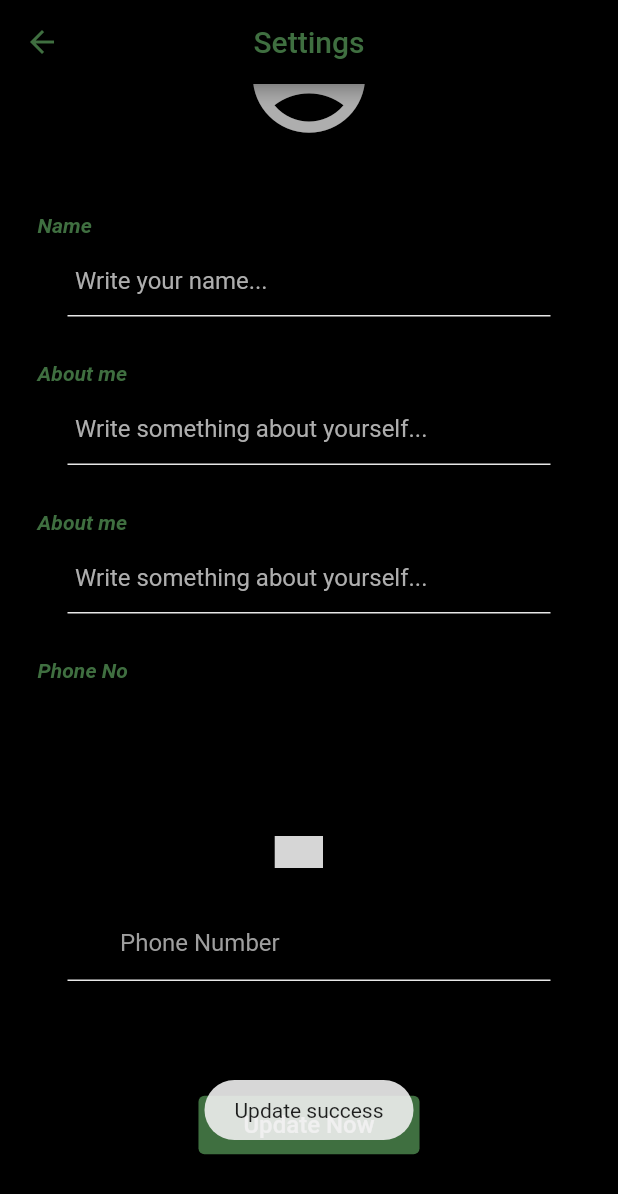
After one commit to thana26443/chat_app, a Flutter app: the SettingsPage screen opened directly, scrolled down 86 dp, after a tap on "Update Now", on a phone screen of 412 x 824 dp. The commit adds this screen. Shown: the top 1194 px of the screen. Run offline on Flutter 3.47's test engine with Material 2 defaults, Android fonts, the phone set to English and light mode, and no system bars; drawn by our look-alikes of country_code_picker; our stand-ins replace cloud_firestore, firebase_auth, firebase_core, firebase_storage, fluttertoast, google_sign_in and 2 more; accounts and stored records are empty; grey boxes are pictures that could not be loaded.

Commit message:
update Code 12/7/2564

```diff
--- /dev/null
+++ b/lib/allProviders/setting_provider.dart
@@ -0,0 +1,40 @@
+import 'dart:io';
+
+import 'package:cloud_firestore/cloud_firestore.dart';
+//import 'package:firebase_core/firebase_core.dart';
+import 'package:firebase_storage/firebase_storage.dart';
+import 'package:shared_preferences/shared_preferences.dart';
+
+class SettingProvider {
+  final SharedPreferences prefs;
+  final FirebaseFirestore firebaseFirestore;
+  final FirebaseStorage firebaseStorage;
+
+  SettingProvider({
+    required this.prefs,
+    required this.firebaseFirestore,
+    required this.firebaseStorage,
+  });
+
+  String? getPref(String key) {
+    return prefs.getString(key);
+  }
+
+  Future<bool> setPref(String key, String value) async {
+    return await prefs.setString(key, value);
+  }
+
+  UploadTask uploadFile(File image, String fileName) {
+    Reference reference = firebaseStorage.ref().child(fileName);
+    UploadTask uploadTask = reference.putFile(image);
+    return uploadTask;
+  }
+
+  Future<void> updateDataFirestore(
+      String collectionPath, String path, Map<String, String> dataNeedUpdate) {
+    return firebaseFirestore
+        .collection(collectionPath)
+        .doc(path)
+        .update(dataNeedUpdate);
+  }
+}
--- a/lib/allScreen/login_page.dart
+++ b/lib/allScreen/login_page.dart
@@ -30,7 +30,7 @@ class _LoginPageState extends State<LoginPage> {
         break;
     }
     return Scaffold(
-      backgroundColor: Colors.blue,
+      backgroundColor: Colors.black87,
       body: Column(
         mainAxisAlignment: MainAxisAlignment.center,
         children: [
--- /dev/null
+++ b/lib/allScreen/settings_page.dart
@@ -0,0 +1,468 @@
+import 'dart:io';
+import 'package:chat_app/allModels/user_chat.dart';
+import 'package:chat_app/allWidgets/widgets.dart';
+import 'package:country_code_picker/country_code_picker.dart';
+import 'package:firebase_storage/firebase_storage.dart';
+import 'package:flutter/cupertino.dart';
+import 'package:fluttertoast/fluttertoast.dart';
+import 'package:image_picker/image_picker.dart';
+import 'package:provider/provider.dart';
+import 'package:chat_app/allConstants/app_constants.dart';
+import 'package:chat_app/allConstants/constants.dart';
+import 'package:chat_app/allProviders/setting_provider.dart';
+import 'package:flutter/material.dart';
+
+import '../main.dart';
+
+class SettingsPage extends StatelessWidget {
+  const SettingsPage({Key? key}) : super(key: key);
+
+  @override
+  Widget build(BuildContext context) {
+    return Scaffold(
+      backgroundColor: isWhite ? Colors.white : Colors.black,
+      appBar: AppBar(
+        backgroundColor: isWhite ? Colors.white : Colors.black,
+        iconTheme: IconThemeData(
+          color: ColorConstants.primaryColor,
+        ),
+        title: Text(
+          AppConstants.settingsTitle,
+          style: TextStyle(color: ColorConstants.primaryColor),
+        ),
+        centerTitle: true,
+      ),
+      body: SettingsPageState(),
+    );
+  }
+}
+
+class SettingsPageState extends StatefulWidget {
+  @override
+  _SettingsPageStateState createState() => _SettingsPageStateState();
+}
+
+class _SettingsPageStateState extends State<SettingsPageState> {
+  TextEditingController? controllerNickname;
+  TextEditingController? controllerAboutMe;
+
+  String dialCodeDigits = "+00";
+  final TextEditingController _controller = TextEditingController();
+
+  String id = '';
+  String nickname = '';
+  String aboutme = '';
+  String photoUrl = '';
+  String phoneNumber = '';
+
+  bool isLoading = false;
+  File? avatarImageFile;
+  late SettingProvider settingProvider;
+
+  final FocusNode focusNodeNickname = FocusNode();
+  final FocusNode focusNodeAboutMe = FocusNode();
+
+  @override
+  void initState() {
+    super.initState();
+    settingProvider = context.read<SettingProvider>();
+    readLocal();
+  }
+
+  void readLocal() {
+    setState(() {
+      id = settingProvider.getPref(FirestoreConstants.id) ?? "";
+      nickname = settingProvider.getPref(FirestoreConstants.nickname) ?? "";
+      aboutme = settingProvider.getPref(FirestoreConstants.aboutMe) ?? "";
+      photoUrl = settingProvider.getPref(FirestoreConstants.photoUrl) ?? "";
+      phoneNumber =
+          settingProvider.getPref(FirestoreConstants.phoneNumber) ?? "";
+    });
+
+    controllerNickname = TextEditingController(text: nickname);
+    controllerAboutMe = TextEditingController(text: aboutme);
+  }
+
+  Future getImage() async {
+    ImagePicker imagePicker = ImagePicker();
+    PickedFile? pickedFile = await imagePicker
+        .getImage(source: ImageSource.gallery)
+        .catchError((err) {
+      Fluttertoast.showToast(msg: err.toString());
+    });
+    File? image;
+    if (pickedFile != null) {
+      image = File(pickedFile.path);
+    }
+    if (image != null) {
+      setState(() {
+        avatarImageFile = image;
+        isLoading = true;
+      });
+      uploadFile();
+    }
+  }
+
+  Future uploadFile() async {
+    String fileName = id;
+    UploadTask uploadTask =
+        settingProvider.uploadFile(avatarImageFile!, fileName);
+    try {
+      TaskSnapshot snapshot = await uploadTask;
+      photoUrl = await snapshot.ref.getDownloadURL();
+
+      UserChat updateInfo = UserChat(
+          id: id,
+          photoUrl: photoUrl,
+          nickname: nickname,
+          aboutMe: aboutme,
+          phoneNumber: phoneNumber);
+      settingProvider
+          .updateDataFirestore(
+              FirestoreConstants.pathUserCollection, id, updateInfo.toJson())
+          .then((data) async {
+        await settingProvider.setPref(FirestoreConstants.photoUrl, photoUrl);
+        setState(() {
+          isLoading = false;
+        });
+      }).catchError((err) {
+        setState(() {
+          isLoading = false;
+        });
+        Fluttertoast.showToast(msg: err.toString());
+      });
+    } on FirebaseException catch (e) {
+      setState(() {
+        isLoading = false;
+      });
+      Fluttertoast.showToast(msg: e.message ?? e.toString());
+    }
+  }
+
+  void handleUpdateData() {
+    focusNodeNickname.unfocus();
+    focusNodeAboutMe.unfocus();
+
+    setState(() {
+      isLoading = true;
+
+      if (dialCodeDigits != "+00" && _controller.text != "") {
+        phoneNumber = dialCodeDigits + _controller.text.toString();
+      }
+    });
+    UserChat updateInfo = UserChat(
+      id: id,
+      photoUrl: photoUrl,
+      nickname: nickname,
+      aboutMe: aboutme,
+      phoneNumber: phoneNumber,
+    );
+    settingProvider
+        .updateDataFirestore(
+            FirestoreConstants.pathUserCollection, id, updateInfo.toJson())
+        .then((data) async {
+      await settingProvider.setPref(FirestoreConstants.nickname, nickname);
+      await settingProvider.setPref(FirestoreConstants.aboutMe, aboutme);
+      await settingProvider.setPref(FirestoreConstants.photoUrl, photoUrl);
+      await settingProvider.setPref(
+          FirestoreConstants.phoneNumber, phoneNumber);
+
+      setState(() {
+        isLoading = false;
+      });
+      Fluttertoast.showToast(msg: "Update success");
+    }).catchError((err) {
+      setState(() {
+        isLoading = false;
+      });
+      Fluttertoast.showToast(msg: err.toString());
+    });
+  }
+
+  @override
+  Widget build(BuildContext context) {
+    return Stack(
+      children: <Widget>[
+        SingleChildScrollView(
+          padding: EdgeInsets.only(left: 15, right: 15),
+          child: Column(
+            mainAxisAlignment: MainAxisAlignment.center,
+            children: [
+              CupertinoButton(
+                onPressed: getImage,
+                child: Container(
+                  margin: EdgeInsets.all(20),
+                  child: avatarImageFile == null
+                      ? photoUrl.isNotEmpty
+                          ? ClipRRect(
+                              borderRadius: BorderRadius.circular(45),
+                              child: Image.network(
+                                photoUrl,
+                                fit: BoxFit.cover,
+                                width: 90,
+                                height: 90,
+                                errorBuilder: (context, object, stackTrace) {
+                                  return Icon(
+                                    Icons.account_circle,
+                                    size: 90,
+                                    color: ColorConstants.greyColor,
+                                  );
+                                },
+                                loadingBuilder: (BuildContext context,
+                                    Widget child,
+                                    ImageChunkEvent? loadingProgress) {
+                                  if (loadingProgress == null) return child;
+                                  return Container(
+                                    width: 90,
+                                    height: 90,
+                                    child: Center(
+                                      child: CircularProgressIndicator(
+                                        color: Colors.grey,
+                                        value: loadingProgress
+                                                        .expectedTotalBytes !=
+                                                    null &&
+                                                loadingProgress
+                                                        .expectedTotalBytes !=
+                                                    null
+                                            ? loadingProgress
+                                                    .cumulativeBytesLoaded /
+                                                loadingProgress
+                                                    .expectedTotalBytes!
+                                            : null,
+                                      ),
+                                    ),
+                                  );
+                                },
+                              ),
+                            )
+                          : Icon(
+                              Icons.account_circle,
+                              size: 90,
+                              color: ColorConstants.greyColor,
+                            )
+                      : ClipRRect(
+                          borderRadius: BorderRadius.circular(45),
+                          child: Image.file(
+                            avatarImageFile!,
+                            fit: BoxFit.cover,
+                            width: 90,
+                            height: 90,
+                          ),
+                        ),
+                ),
+              ),
+              Column(
+                crossAxisAlignment: CrossAxisAlignment.start,
+                children: <Widget>[
+                  Container(
+                    child: Text(
+                      'Name',
+                      style: TextStyle(
+                          fontStyle: FontStyle.italic,
+                          fontWeight: FontWeight.bold,
+                          color: ColorConstants.primaryColor),
+                    ),
+                    margin: EdgeInsets.only(left: 10, bottom: 5, top: 10),
+                  ),
+                  Container(
+                    margin: EdgeInsets.only(left: 30, right: 30),
+                    child: Theme(
+                      data: Theme.of(context)
+                          .copyWith(primaryColor: ColorConstants.primaryColor),
+                      child: TextField(
+                        style: TextStyle(color: Colors.grey),
+                        decoration: InputDecoration(
+                          enabledBorder: UnderlineInputBorder(
+                            borderSide:
+                                BorderSide(color: ColorConstants.greyColor2),
+                          ),
+                          focusedBorder: UnderlineInputBorder(
+                            borderSide:
+                                BorderSide(color: ColorConstants.primaryColor),
+                          ),
+                          hintText: 'Write your name...',
+                          contentPadding: EdgeInsets.all(5),
+                          hintStyle: TextStyle(color: ColorConstants.greyColor),
+                        ),
+                        controller: controllerNickname,
+                        onChanged: (value) {
+                          nickname = value;
+                        },
+                        focusNode: focusNodeNickname,
+                      ),
+                    ),
+                  ),
+                  Container(
+                    child: Text(
+                      'About me',
+                      style: TextStyle(
+                          fontStyle: FontStyle.italic,
+                          fontWeight: FontWeight.bold,
+                          color: ColorConstants.primaryColor),
+                    ),
+                    margin: EdgeInsets.only(left: 10, bottom: 5, top: 30),
+                  ),
+                  Container(
+                    margin: EdgeInsets.only(left: 30, right: 30),
+                    child: Theme(
+                      data: Theme.of(context)
+                          .copyWith(primaryColor: ColorConstants.primaryColor),
+                      child: TextField(
+                        style: TextStyle(color: Colors.grey),
+                        decoration: InputDecoration(
+                          enabledBorder: UnderlineInputBorder(
+                            borderSide:
+                                BorderSide(color: ColorConstants.greyColor2),
+                          ),
+                          focusedBorder: UnderlineInputBorder(
+                            borderSide:
+                                BorderSide(color: ColorConstants.primaryColor),
+                          ),
+                          hintText: 'Write something about yourself...',
+                          contentPadding: EdgeInsets.all(5),
+                          hintStyle: TextStyle(color: ColorConstants.greyColor),
+                        ),
+                        controller: controllerNickname,
+                        onChanged: (value) {
+                          nickname = value;
+                        },
+                        focusNode: focusNodeNickname,
+                      ),
+                    ),
+                  ),
+                  Container(
+                    child: Text(
+                      'About me',
+                      style: TextStyle(
+                          fontStyle: FontStyle.italic,
+                          fontWeight: FontWeight.bold,
+                          color: ColorConstants.primaryColor),
+                    ),
+                    margin: EdgeInsets.only(left: 10, bottom: 5, top: 30),
+                  ),
+                  Container(
+                    margin: EdgeInsets.only(left: 30, right: 30),
+                    child: Theme(
+                      data: Theme.of(context)
+                          .copyWith(primaryColor: ColorConstants.primaryColor),
+                      child: TextField(
+                        style: TextStyle(color: Colors.grey),
+                        decoration: InputDecoration(
+                          enabledBorder: UnderlineInputBorder(
+                            borderSide:
+                                BorderSide(color: ColorConstants.greyColor2),
+                          ),
+                          focusedBorder: UnderlineInputBorder(
+                            borderSide:
+                                BorderSide(color: ColorConstants.primaryColor),
+                          ),
+                          hintText: 'Write something about yourself...',
+                          contentPadding: EdgeInsets.all(5),
+                          hintStyle: TextStyle(color: ColorConstants.greyColor),
+                        ),
+                        controller: controllerAboutMe,
+                        onChanged: (value) {
+                          aboutme = value;
+                        },
+                        focusNode: focusNodeAboutMe,
+                      ),
+                    ),
+                  ),
+                  Container(
+                    child: Text(
+                      'Phone No',
+                      style: TextStyle(
+                          fontStyle: FontStyle.italic,
+                          fontWeight: FontWeight.bold,
+                          color: ColorConstants.primaryColor),
+                    ),
+                    margin: EdgeInsets.only(left: 10, bottom: 5, top: 30),
+                  ),
+                  Container(
+                    margin: EdgeInsets.only(left: 30, right: 30),
+                    child: Theme(
+                      data: Theme.of(context)
+                          .copyWith(primaryColor: ColorConstants.primaryColor),
+                      child: TextField(
+                        style: TextStyle(color: Colors.grey),
+                        enabled: false,
+                        decoration: InputDecoration(
+                          hintText: phoneNumber,
+                          contentPadding: EdgeInsets.all(5),
+                          hintStyle: TextStyle(color: Colors.grey),
+                        ),
+                      ),
+                    ),
+                  ),
+                  Container(
+                    margin: EdgeInsets.only(left: 10, bottom: 5, top: 30),
+                    child: SizedBox(
+                      width: 400,
+                      height: 60,
+                      child: CountryCodePicker(
+                        onChanged: (country) {
+                          setState(() {
+                            dialCodeDigits = country.dialCode!;
+                          });
+                        },
+                        initialSelection: "IT",
+                        showCountryOnly: false,
+                        showOnlyCountryWhenClosed: false,
+                        favorite: ["+1", "US", "+66", "TH"],
+                      ),
+                    ),
+                  ),
+                  Container(
+                    margin: EdgeInsets.only(left: 30, right: 30),
+                    child: TextField(
+                      style: TextStyle(color: Colors.grey),
+                      decoration: InputDecoration(
+                          enabledBorder: UnderlineInputBorder(
+                            borderSide:
+                                BorderSide(color: ColorConstants.greyColor2),
+                          ),
+                          focusedBorder: UnderlineInputBorder(
+                            borderSide:
+                                BorderSide(color: ColorConstants.primaryColor),
+                          ),
+                          hintText: 'Phone Number',
+                          hintStyle: TextStyle(color: Colors.grey),
+                          prefix: Padding(
+                            padding: EdgeInsets.all(4),
+                            child: Text(
+                              dialCodeDigits,
+                              style: TextStyle(color: Colors.grey),
+                            ),
+                          )),
+                      maxLength: 12,
+                      keyboardType: TextInputType.number,
+                      controller: _controller,
+                    ),
+                  ),
+                ],
+              ),
+              Container(
+                margin: EdgeInsets.only(top: 50, bottom: 50),
+                child: TextButton(
+                  onPressed: handleUpdateData,
+                  child: Text(
+                    'Update Now',
+                    style: TextStyle(fontSize: 16, color: Colors.white),
+                  ),
+                  style: ButtonStyle(
+                    backgroundColor: MaterialStateProperty.all<Color>(
+                        ColorConstants.primaryColor),
+                    padding: MaterialStateProperty.all<EdgeInsets>(
+                      EdgeInsets.fromLTRB(30, 10, 30, 10),
+                    ),
+                  ),
+                ),
+              ),
+            ],
+          ),
+        ),
+        Positioned(child: isLoading ? LoadingView() : SizedBox.shrink()),
+      ],
+    );
+  }
+}
```
Also changed, not shown: lib/allModels/popup_choices.dart (added, +8 -0 lines), lib/allScreen/home._page.dart (+127 -2 lines), lib/main.dart (+15 -5 lines), pubspec.lock.
